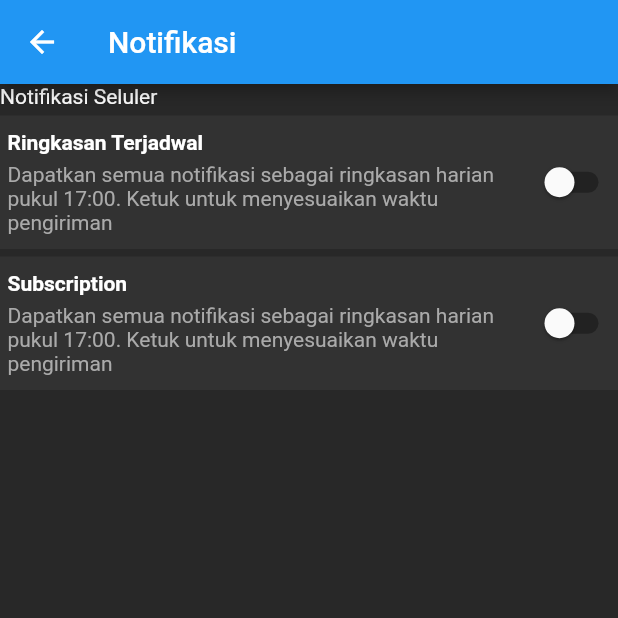
After one commit to mohammadzarkasi/mobile-flutter-01, a Flutter app: the SettingScreen screen opened directly, on a phone screen of 412 x 824 dp, the top half of it. The commit adds this screen. Run offline on Flutter 3.47's test engine with Material 2 defaults, Android fonts, the phone set to English and light mode, and no system bars; our stand-ins replace camera, geolocator, permission_handler, shared_preferences; missing offline and left inert: ext_storage, mapbox_gl; accounts and stored records are empty; network calls fail.

```diff
--- /dev/null
+++ b/lib/screens2/SettingScreen.dart
@@ -0,0 +1,91 @@
+import 'package:flutter/material.dart';
+
+class SettingScreen extends StatefulWidget {
+  @override
+  _SettingScreenState createState() => _SettingScreenState();
+}
+
+class _SettingScreenState extends State<SettingScreen> {
+  bool ringkasanTerjadwal = false;
+  @override
+  Widget build(BuildContext context) {
+    return Scaffold(
+      appBar: new AppBar(
+        title: Text('Notifikasi'),
+      ),
+      body: new Stack(
+        children: [
+          new Container(
+            color: Color.fromRGBO(40, 40, 40, 1),
+          ),
+          new SingleChildScrollView(
+            child: Column(
+              crossAxisAlignment: CrossAxisAlignment.start,
+              children: [
+                Text(
+                  'Notifikasi Seluler',
+                  style: TextStyle(color: Colors.white),
+                ),
+                SizedBox(height: 5),
+                buildItemSetting('Ringkasan Terjadwal'),
+                buildItemSetting('Subscription'),
+                // buildItemSetting(),
+                // buildItemSetting(),
+                // buildItemSetting(),
+                // buildItemSetting(),
+                // buildItemSetting(),
+                // buildItemSetting(),
+              ],
+            ),
+          ),
+        ],
+      ),
+      // body:
+      // ),
+    );
+  }
+
+  Widget buildItemSetting(String title) {
+    return Container(
+      margin: EdgeInsets.only(bottom: 5),
+      padding: EdgeInsets.only(left: 5, top: 10, bottom: 10),
+      decoration: BoxDecoration(
+        color: Color.fromRGBO(50, 50, 50, 1),
+      ),
+      child: Row(
+        children: [
+          Expanded(
+            child: Column(
+              crossAxisAlignment: CrossAxisAlignment.start,
+              children: [
+                Text(
+                  // 'Ringkasan Terjadwal',
+                  title,
+                  style: TextStyle(
+                    fontWeight: FontWeight.bold,
+                    color: Colors.white,
+                  ),
+                ),
+                SizedBox(height: 5),
+                Text(
+                  'Dapatkan semua notifikasi sebagai ringkasan harian pukul 17:00. Ketuk untuk menyesuaikan waktu pengiriman',
+                  style: TextStyle(
+                    color: Color.fromRGBO(170, 170, 170, 1),
+                  ),
+                ),
+              ],
+            ),
+          ),
+          Switch(
+            onChanged: (bool value) {
+              setState(() {
+                ringkasanTerjadwal = !ringkasanTerjadwal;
+              });
+            },
+            value: ringkasanTerjadwal,
+          ),
+        ],
+      ),
+    );
+  }
+}
--- a/pubspec.yaml
+++ b/pubspec.yaml
@@ -32,6 +32,9 @@ dependencies:
 dev_dependencies:
   flutter_test:
     sdk: flutter
+  mapbox_gl: ^0.9.0
+#  location: ^3.2.1
+  geolocator: ^6.1.13
   shared_preferences: ^0.5.12+4
   camera:
   path_provider:
```
Also changed, not shown: lib/main.dart (+7 -15 lines), lib/screens/CameraScreen.dart (+9 -2 lines), lib/screens/ChooseCameraScreen.dart (+10 -8 lines), lib/screens/MapScreen.dart (added, +246 -0 lines), lib/screens2/LiveScoreScreen.dart (added, +169 -0 lines), lib/screens2/SettingScreen2.dart (added, +82 -0 lines), pubspec.lock, 4 other files.
